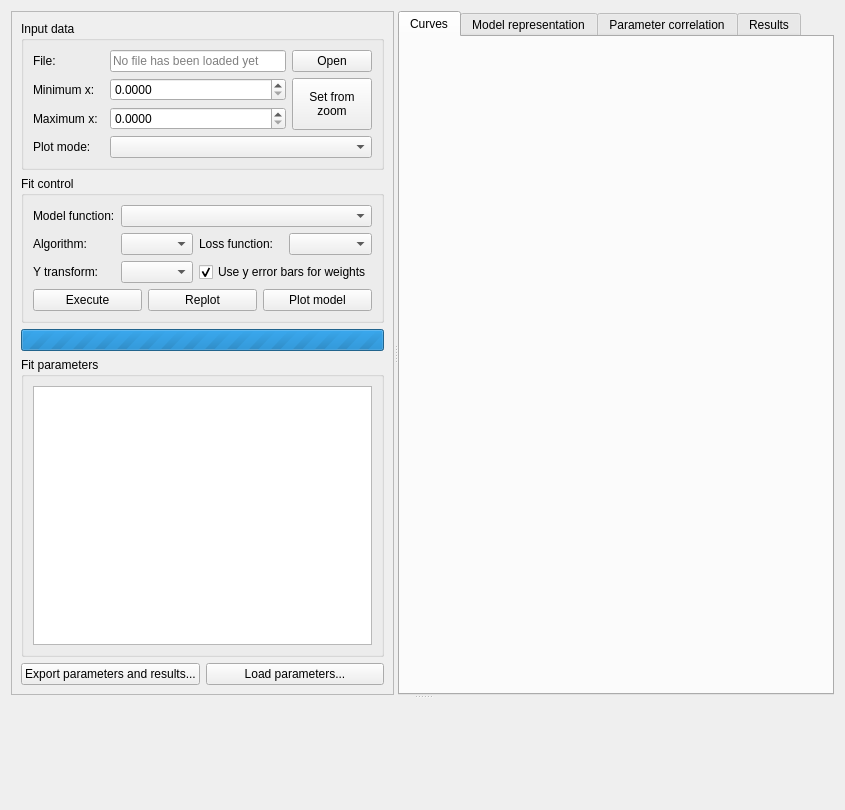
First picture: the form in src/saxsfittool/mainwindow/saxsfittool.ui, repository awacha/saxsfittool, before the edit.
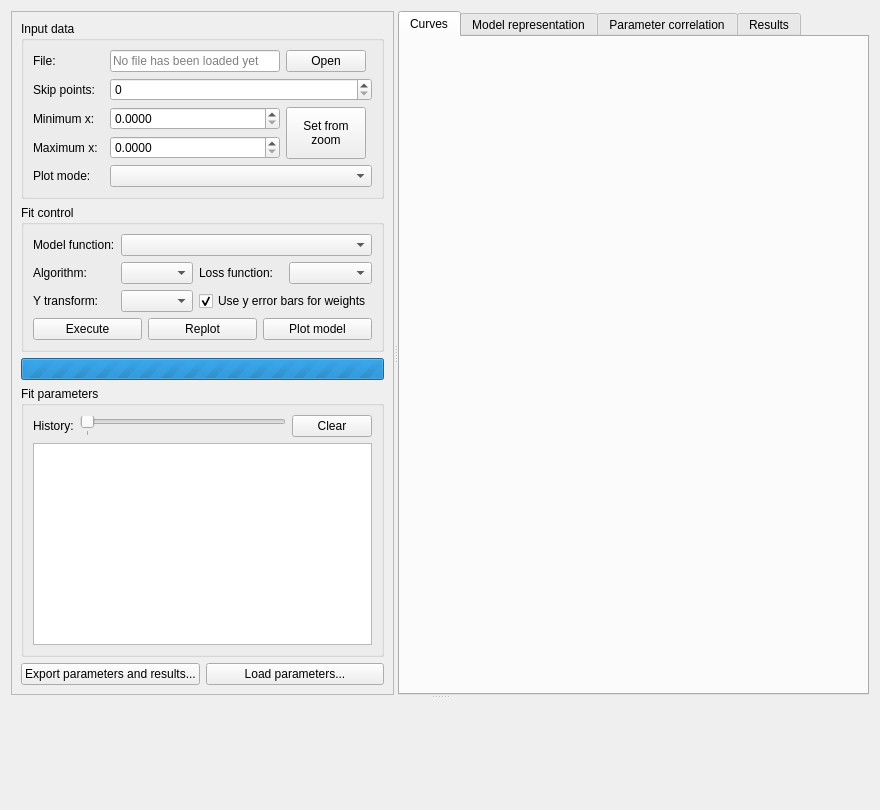
Second picture: the form after the edit. Icons and pictures are not drawn.

The edit to the form file:
```diff
--- a/src/saxsfittool/mainwindow/saxsfittool.ui
+++ b/src/saxsfittool/mainwindow/saxsfittool.ui
@@ -7,7 +7,7 @@
    <rect>
     <x>0</x>
     <y>0</y>
-    <width>845</width>
+    <width>880</width>
     <height>810</height>
    </rect>
   </property>
@@ -44,21 +44,14 @@
            <string>Input data</string>
           </property>
           <layout class="QGridLayout" name="gridLayout">
-           <item row="1" column="0" colspan="2">
-            <widget class="QLabel" name="label_2">
+           <item row="4" column="0">
+            <widget class="QLabel" name="label_5">
              <property name="text">
-              <string>Minimum x:</string>
+              <string>Plot mode:</string>
              </property>
             </widget>
            </item>
-           <item row="0" column="0">
-            <widget class="QLabel" name="label">
-             <property name="text">
-              <string>File:</string>
-             </property>
-            </widget>
-           </item>
-           <item row="2" column="2">
+           <item row="3" column="2">
             <widget class="QDoubleSpinBox" name="maximumXDoubleSpinBox">
              <property name="sizePolicy">
               <sizepolicy hsizetype="MinimumExpanding" vsizetype="Fixed">
@@ -71,14 +64,7 @@
              </property>
             </widget>
            </item>
-           <item row="2" column="0">
-            <widget class="QLabel" name="label_3">
-             <property name="text">
-              <string>Maximum x:</string>
-             </property>
-            </widget>
-           </item>
-           <item row="1" column="2">
+           <item row="2" column="2">
             <widget class="QDoubleSpinBox" name="minimumXDoubleSpinBox">
              <property name="sizePolicy">
               <sizepolicy hsizetype="MinimumExpanding" vsizetype="Fixed">
@@ -94,30 +80,56 @@
              </property>
             </widget>
            </item>
-           <item row="3" column="0">
-            <widget class="QLabel" name="label_5">
-             <property name="text">
-              <string>Plot mode:</string>
+           <item row="0" column="2">
+            <widget class="QLineEdit" name="fileNameLineEdit">
+             <property name="sizePolicy">
+              <sizepolicy hsizetype="Expanding" vsizetype="Fixed">
+               <horstretch>1</horstretch>
+               <verstretch>0</verstretch>
+              </sizepolicy>
+             </property>
+             <property name="readOnly">
+              <bool>true</bool>
+             </property>
+             <property name="placeholderText">
+              <string>No file has been loaded yet</string>
              </property>
             </widget>
            </item>
-           <item row="3" column="2" colspan="2">
+           <item row="4" column="2" colspan="3">
             <widget class="QComboBox" name="plotModeComboBox"/>
            </item>
-           <item row="1" column="3" rowspan="2">
-            <widget class="QPushButton" name="setLimitsFromZoomPushButton">
-             <property name="sizePolicy">
-              <sizepolicy hsizetype="Minimum" vsizetype="MinimumExpanding">
-               <horstretch>0</horstretch>
-               <verstretch>0</verstretch>
-              </sizepolicy>
+           <item row="1" column="0">
+            <widget class="QLabel" name="label_9">
+             <property name="text">
+              <string>Skip points:</string>
              </property>
+            </widget>
+           </item>
+           <item row="2" column="0" colspan="2">
+            <widget class="QLabel" name="label_2">
              <property name="text">
-              <string>Set from
-zoom</string>
+              <string>Minimum x:</string>
              </property>
             </widget>
            </item>
+           <item row="3" column="0">
+            <widget class="QLabel" name="label_3">
+             <property name="text">
+              <string>Maximum x:</string>
+             </property>
+            </widget>
+           </item>
+           <item row="0" column="0">
+            <widget class="QLabel" name="label">
+             <property name="text">
+              <string>File:</string>
+             </property>
+            </widget>
+           </item>
+           <item row="1" column="2" colspan="3">
+            <widget class="QSpinBox" name="decimationSpinBox"/>
+           </item>
            <item row="0" column="3">
             <widget class="QPushButton" name="openButton">
              <property name="sizePolicy">
@@ -135,19 +147,17 @@
              </property>
             </widget>
            </item>
-           <item row="0" column="2">
-            <widget class="QLineEdit" name="fileNameLineEdit">
+           <item row="2" column="3" rowspan="2">
+            <widget class="QPushButton" name="setLimitsFromZoomPushButton">
              <property name="sizePolicy">
-              <sizepolicy hsizetype="Expanding" vsizetype="Fixed">
-               <horstretch>1</horstretch>
+              <sizepolicy hsizetype="Minimum" vsizetype="MinimumExpanding">
+               <horstretch>0</horstretch>
                <verstretch>0</verstretch>
               </sizepolicy>
              </property>
-             <property name="readOnly">
-              <bool>true</bool>
-             </property>
-             <property name="placeholderText">
-              <string>No file has been loaded yet</string>
+             <property name="text">
+              <string>Set from
+zoom</string>
              </property>
             </widget>
            </item>
@@ -291,6 +301,53 @@
            <string>Fit parameters</string>
           </property>
           <layout class="QVBoxLayout" name="verticalLayout_2">
+           <item>
+            <layout class="QHBoxLayout" name="horizontalLayout_3">
+             <item>
+              <widget class="QLabel" name="label_10">
+               <property name="text">
+                <string>History:</string>
+               </property>
+              </widget>
+             </item>
+             <item>
+              <widget class="QSlider" name="historySlider">
+               <property name="maximum">
+                <number>0</number>
+               </property>
+               <property name="pageStep">
+                <number>1</number>
+               </property>
+               <property name="orientation">
+                <enum>Qt::Horizontal</enum>
+               </property>
+               <property name="invertedAppearance">
+                <bool>false</bool>
+               </property>
+               <property name="invertedControls">
+                <bool>false</bool>
+               </property>
+               <property name="tickPosition">
+                <enum>QSlider::TicksBelow</enum>
+               </property>
+               <property name="tickInterval">
+                <number>1</number>
+               </property>
+              </widget>
+             </item>
+             <item>
+              <widget class="QPushButton" name="clearHistoryPushButton">
+               <property name="text">
+                <string>Clear</string>
+               </property>
+               <property name="icon">
+                <iconset theme="edit-clear">
+                 <normaloff>.</normaloff>.</iconset>
+               </property>
+              </widget>
+             </item>
+            </layout>
+           </item>
            <item>
             <widget class="QTreeView" name="treeView">
              <property name="sizePolicy">
```
Left out of the diff: 32 changed lines with no effect on the pictures.
